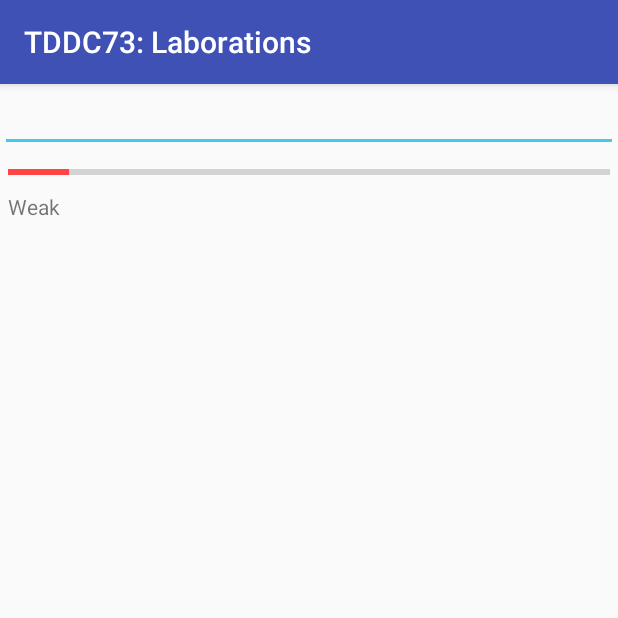
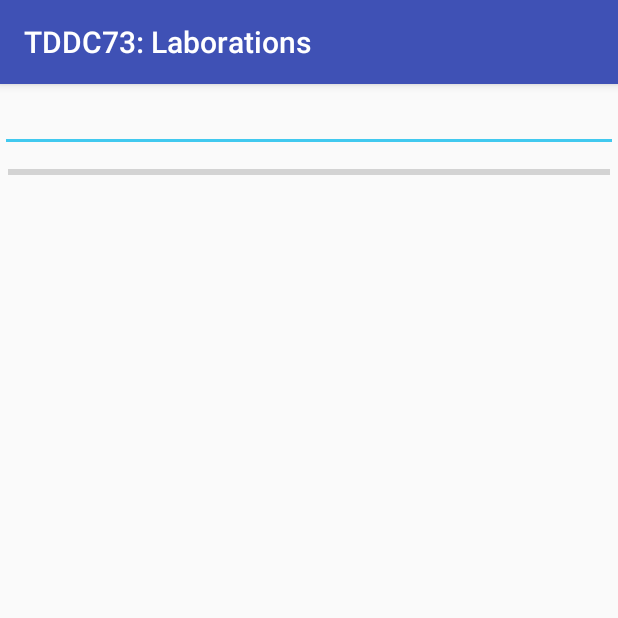
Before and after one commit to yousiftouma/tddc73, an Android app: the screen it shows after launch (Project), on a phone screen of 412 x 824 dp, the top half of it. Run offline under Robolectric (Android 15) with nearby library versions, the phone set to English and light mode, and no system bars.

Commit message:
Add implementation of PasswordStrengthMeter component

```diff
--- a/app/src/main/java/com/tddc73/lab1/Project.java
+++ b/app/src/main/java/com/tddc73/lab1/Project.java
@@ -1,13 +1,23 @@
 package com.tddc73.lab1;
 
+import android.support.constraint.ConstraintLayout;
 import android.support.v7.app.AppCompatActivity;
 import android.os.Bundle;
+import android.view.ViewGroup;
+import android.widget.LinearLayout;
+
+import com.tddc73.lab1.projectcomponents.PasswordStrengthMeter;
 
 public class Project extends AppCompatActivity {
 
     @Override
     protected void onCreate(Bundle savedInstanceState) {
         super.onCreate(savedInstanceState);
-        setContentView(R.layout.account_registration_password_strength);
+        LinearLayout cl = new LinearLayout(this);
+        cl.setLayoutParams(new LinearLayout.LayoutParams(LinearLayout.LayoutParams.MATCH_PARENT, LinearLayout.LayoutParams.MATCH_PARENT));
+        cl.setOrientation(LinearLayout.VERTICAL);
+        PasswordStrengthMeter ll = new PasswordStrengthMeter(this);
+        cl.addView(ll);
+        setContentView(cl);
     }
 }
--- a/app/src/main/res/layout/account_registration_password_strength.xml
+++ b/app/src/main/res/layout/account_registration_password_strength.xml
@@ -1,15 +1,11 @@
 <?xml version="1.0" encoding="utf-8"?>
-<android.support.constraint.ConstraintLayout xmlns:android="http://schemas.android.com/apk/res/android"
+<LinearLayout xmlns:android="http://schemas.android.com/apk/res/android"
     xmlns:app="http://schemas.android.com/apk/res-auto"
     xmlns:tools="http://schemas.android.com/tools"
     android:layout_width="match_parent"
     android:layout_height="match_parent"
+    android:orientation="vertical"
     tools:context="com.tddc73.lab1.Project">
-
-    <LinearLayout
-        android:layout_width="match_parent"
-        android:layout_height="match_parent"
-        android:orientation="vertical">
 
     <EditText
         android:id="@+id/editTextPassword"
@@ -23,16 +19,15 @@
         style="?android:attr/progressBarStyleHorizontal"
         android:layout_width="match_parent"
         android:layout_height="wrap_content"
-            android:progress="10"
         android:padding="5dp"
-
-            android:progressTint="@android:color/holo_red_light"/>
+        android:progress="0"
+        android:progressTint="@android:color/holo_red_light" />
 
     <TextView
         android:id="@+id/passwordStrengthText"
         android:layout_width="match_parent"
         android:layout_height="wrap_content"
         android:paddingLeft="5dp"
-            android:text="Weak" />
+        android:text=""
+        android:textStyle="bold"/>
 </LinearLayout>
-</android.support.constraint.ConstraintLayout>
```
Also changed, not shown: app/src/main/java/com/tddc73/lab1/projectcomponents/PasswordStrengthMeter.java (+83 -2 lines). Lines whose indentation alone changed are shown as unchanged.
